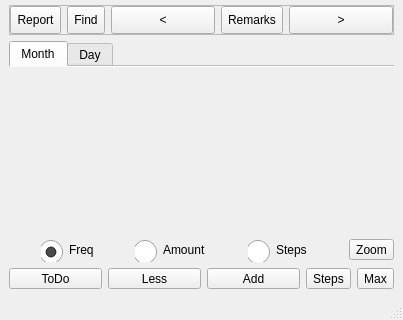
First picture: the form in mainwindow.ui, repository ic005k/Knot-Legacy, before the edit; both pictures show x 0 to 403 and y 314 to 634 of the 403 by 634 pixel window.
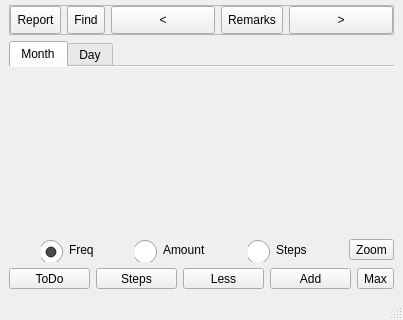
Second picture: the form after the edit. Icons and pictures are not drawn.

```diff
--- a/mainwindow.ui
+++ b/mainwindow.ui
@@ -677,6 +677,19 @@
         </property>
        </widget>
       </item>
+      <item>
+       <widget class="QToolButton" name="btnMainNotes">
+        <property name="sizePolicy">
+         <sizepolicy hsizetype="Preferred" vsizetype="Fixed">
+          <horstretch>0</horstretch>
+          <verstretch>0</verstretch>
+         </sizepolicy>
+        </property>
+        <property name="text">
+         <string>Steps</string>
+        </property>
+       </widget>
+      </item>
       <item>
        <widget class="QToolButton" name="btnLess">
         <property name="sizePolicy">
@@ -721,13 +734,6 @@
         </property>
        </widget>
       </item>
-      <item>
-       <widget class="QToolButton" name="btnMainNotes">
-        <property name="text">
-         <string>Steps</string>
-        </property>
-       </widget>
-      </item>
       <item>
        <widget class="QToolButton" name="btnMax">
         <property name="sizePolicy">
```
